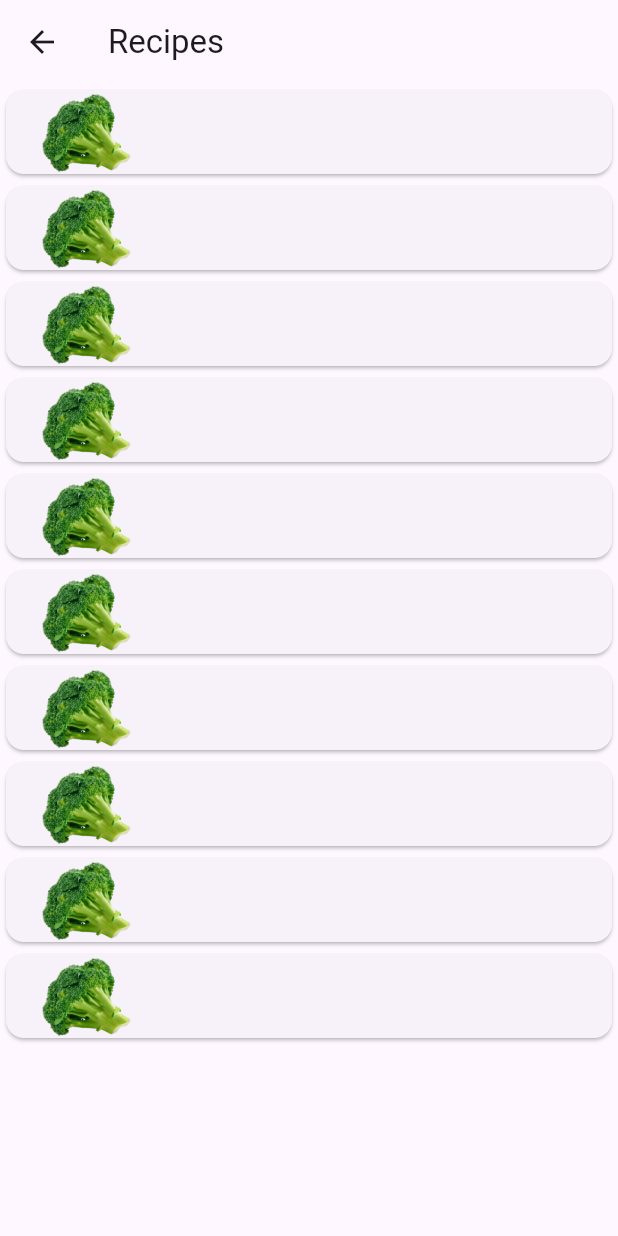
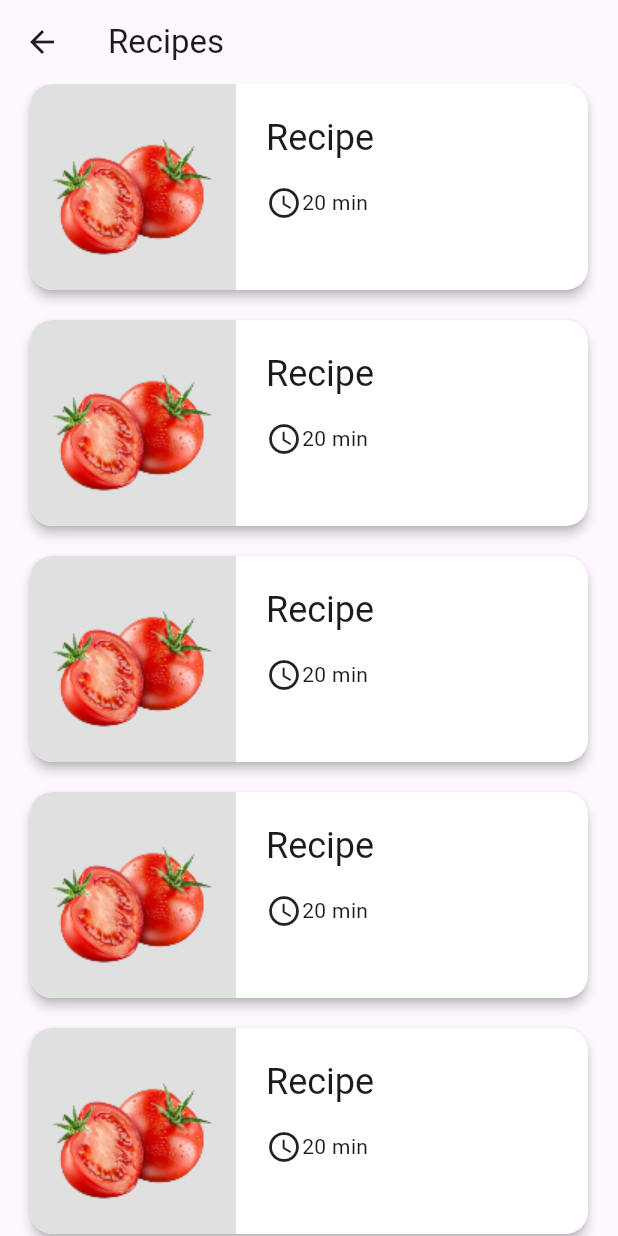
Before and after one commit to phihung17k/fridge_mobile, a Flutter app: the SelectedIngredientPage screen opened directly, after a tap on "Find recipes", on a phone screen of 412 x 824 dp. Run offline on Flutter 3.47's test engine with Material 3 defaults, Android fonts, the phone set to English and light mode, and no system bars; our stand-ins replace equatable, get_it, rxdart.

Commit message:
add found recipe page

```diff
--- a/lib/main.dart
+++ b/lib/main.dart
@@ -9,7 +9,7 @@ void main() {
   runApp(MaterialApp(
     title: "Fridge",
     debugShowCheckedModeBanner: false,
-    initialRoute: Routes.main,
+    initialRoute: Routes.foundRecipes,
     onGenerateRoute: (settings) => Routes.getRoutes(settings),
     theme: ThemeData(useMaterial3: true),
     // navigatorObservers: [],
--- a/lib/pages/found_recipes/found_recipes_page.dart
+++ b/lib/pages/found_recipes/found_recipes_page.dart
@@ -10,19 +10,62 @@ class FoundRecipesPage extends StatefulWidget {
 class _FoundRecipesPageState extends State<FoundRecipesPage> {
   @override
   Widget build(BuildContext context) {
+    double height = MediaQuery.sizeOf(context).height;
     return Scaffold(
       appBar: AppBar(
         leading: const BackButton(),
         title: const Text("Recipes"),
       ),
       body: ListView.builder(
+        padding: const EdgeInsets.symmetric(horizontal: 20),
         itemCount: 10,
         itemBuilder: (context, index) {
           return Card(
-            child: ListTile(
-              leading: const Image(
-                image: AssetImage("assets/images/broccoli.png"),
-              ),
+            margin: const EdgeInsets.only(bottom: 20),
+            elevation: 3,
+            color: Colors.white,
+            shape: RoundedRectangleBorder(
+              borderRadius: BorderRadius.circular(15),
+            ),
+            child: Row(
+              crossAxisAlignment: CrossAxisAlignment.start,
+              children: [
+                Container(
+                  width: height / 6,
+                  decoration: BoxDecoration(
+                    borderRadius: const BorderRadius.only(
+                      topLeft: Radius.circular(15),
+                      bottomLeft: Radius.circular(15),
+                    ),
+                    color: Colors.grey.shade300,
+                  ),
+                  child: const Image(
+                    image: AssetImage("assets/images/tomato.png"),
+                    // width: height / 5,
+                  ),
+                ),
+                Padding(
+                  padding: const EdgeInsets.all(20.0),
+                  child: Column(
+                    crossAxisAlignment: CrossAxisAlignment.start,
+                    children: [
+                      Text(
+                        "Recipe",
+                        style: Theme.of(context).textTheme.headlineSmall,
+                      ),
+                      const SizedBox(
+                        height: 15,
+                      ),
+                      const Row(
+                        children: [
+                          Icon(Icons.access_time_rounded),
+                          Text("20 min"),
+                        ],
+                      )
+                    ],
+                  ),
+                ),
+              ],
             ),
           );
         },
```
